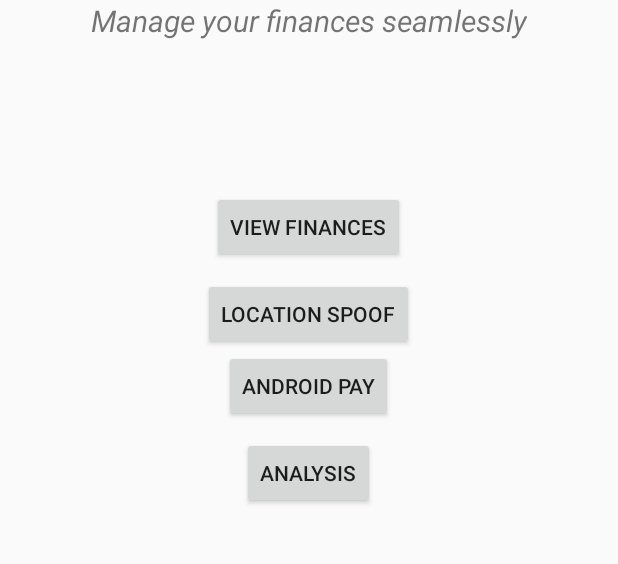
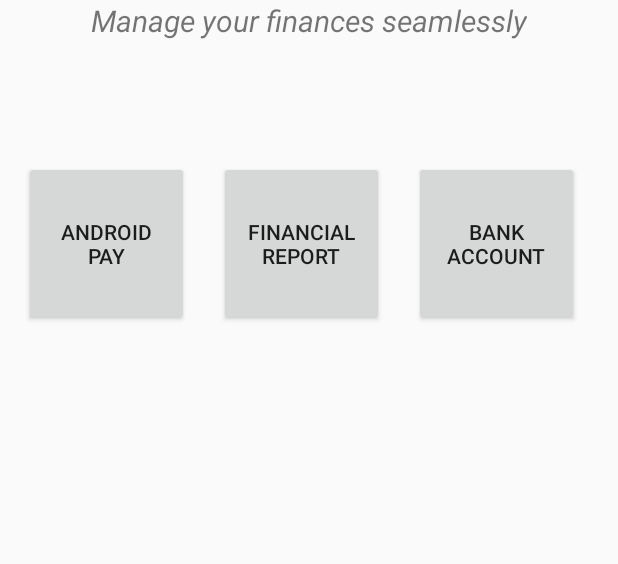
Before and after one commit to m9rehman/FinHacks, an Android app: the screen it shows after launch (MainActivity), on a phone screen of 412 x 824 dp, the part 349-913 px from its top. Run offline under Robolectric (Android 15) with nearby library versions, the phone set to English and light mode, and no system bars.

Commit message:
Android Pay complete

```diff
--- a/FinHacksIoT/app/src/main/java/com/example/moe/finhacksiot/MainActivity.java
+++ b/FinHacksIoT/app/src/main/java/com/example/moe/finhacksiot/MainActivity.java
@@ -20,21 +20,14 @@
         super.onCreate(savedInstanceState);
         setContentView(R.layout.activity_main);
 
-        mFinanceBtn = (Button) findViewById(R.id.graphBtn);
-        mLocationBtn = (Button) findViewById(R.id.locationBtn);
+//        mFinanceBtn = (Button) findViewById(R.id.graphBtn);
+//        mLocationBtn = (Button) findViewById(R.id.locationBtn);
         mAnalysisBtn = (Button) findViewById(R.id.analysisBtn);
         mPayBtn = (Button) findViewById(R.id.payBtn);
         mStarterImg = (ImageView) findViewById(R.id.owlimageview);
 
         mStarterImg.setImageResource(R.drawable.advisor);
 
-        mLocationBtn.setOnClickListener(new View.OnClickListener() {
-            @Override
-            public void onClick(View v) {
-                Intent i = new Intent(MainActivity.this, NotificationActivity.class);
-                startActivity(i);
-            }
-        });
 
 
 
--- a/FinHacksIoT/app/src/main/res/layout/activity_main.xml
+++ b/FinHacksIoT/app/src/main/res/layout/activity_main.xml
@@ -37,34 +37,45 @@
             android:textSize="20dp"/>
 
 
-        <Button android:layout_width="wrap_content"
-                android:layout_height="wrap_content"
-                android:layout_marginTop="100dp"
-                android:text="View Finances"
-                android:id="@+id/graphBtn"
-            />
-
-
-        <Button android:layout_width="wrap_content"
-                android:layout_height="wrap_content"
-                android:layout_marginTop="10dp"
-                android:text="Location Spoof"
-                android:id="@+id/locationBtn"
-        />
-
-        <Button android:layout_width="wrap_content"
-                android:layout_height="wrap_content"
-                android:text="Android Pay"
-                android:id="@+id/payBtn" />
-
-        <Button android:layout_width="wrap_content"
-                android:layout_height="wrap_content"
-                android:layout_marginTop="10dp"
-                android:text="Analysis"
-                android:id="@+id/analysisBtn" />
 
 
 
+
+<LinearLayout
+    android:layout_width="match_parent"
+    android:layout_height="wrap_content"
+    android:orientation="horizontal"
+android:layout_marginTop="80dp"
+>
+
+    <Button android:layout_width="110dp"
+                 android:layout_height="110dp"
+                 android:text="Android Pay"
+                 android:id="@+id/payBtn"
+                 android:layout_marginRight="20dp"
+
+        android:layout_gravity="center"/>
+
+    <Button
+            android:layout_width="110dp"
+            android:layout_height="110dp"
+            android:text="Financial Report"
+            android:id="@+id/analysisBtn"
+            android:layout_marginRight="20dp"
+            />
+
+    <Button
+        android:layout_width="110dp"
+        android:layout_height="110dp"
+        android:text="Bank Account"
+        android:id="@+id/bankBtn"
+         />
+
+
+
+
+
+</LinearLayout>
     </LinearLayout>
 
 </LinearLayout>
--- a/FinHacksIoT/build.gradle
+++ b/FinHacksIoT/build.gradle
@@ -15,7 +15,10 @@
 allprojects {
     repositories {
         jcenter()
+        maven { url "https://jitpack.io" }
     }
+
+
 }
 
 task clean(type: Delete) {
```
Also changed, not shown: FinHacksIoT/app/build.gradle (+3 -5 lines), FinHacksIoT/app/src/main/AndroidManifest.xml (+18 -12 lines), FinHacksIoT/app/src/main/java/com/example/moe/finhacksiot/AnalysisActivity.java (added, +34 -0 lines), FinHacksIoT/app/src/main/res/layout/activity_analysis.xml (added, +19 -0 lines), FinHacksIoT/app/libs/opencsv-3.8.jar (added), FinHacksIoT/app/src/main/res/drawable/bank.png (added), FinHacksIoT/app/src/main/res/drawable/graph.png (added), FinHacksIoT/app/src/main/res/drawable/pay.png (added), 2 other files.
